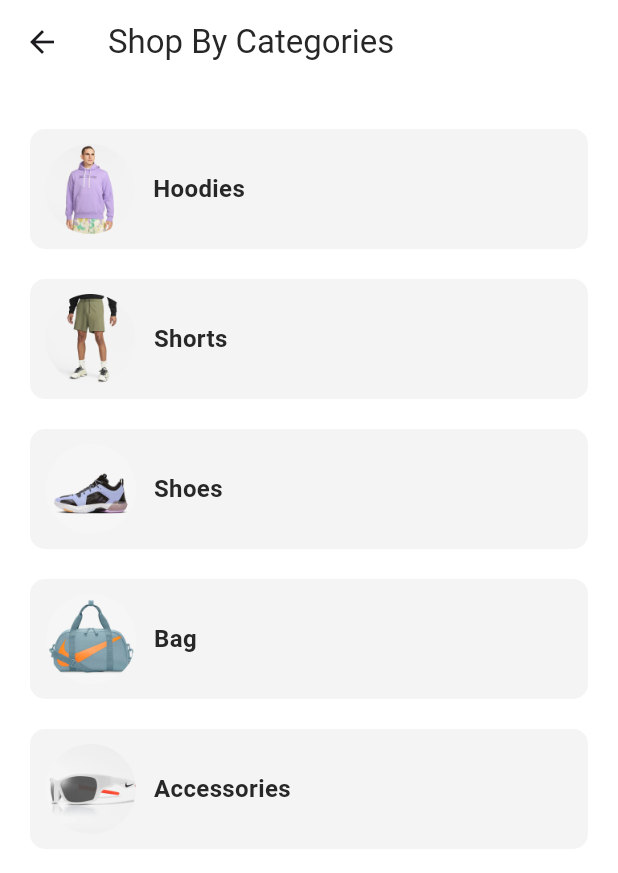
After one commit to Saurabh2513/E-Commerce_app_Flutter, a Flutter app: the screen it shows after launch, after a tap on "See All", on a phone screen of 412 x 824 dp. The commit adds this screen. Shown: the top 873 px of the screen. Run offline on Flutter 3.47's test engine with Material 3 defaults, Android fonts, the phone set to English and light mode, and no system bars; our stand-ins replace font_awesome_flutter, iconsax_flutter.

Commit message:
categorys

```diff
--- /dev/null
+++ b/lib/features/tabs/home/all_category_list.dart
@@ -0,0 +1,138 @@
+import 'package:e_commerce_app/features/tabs/home/category_details.dart';
+import 'package:e_commerce_app/utils/constant.dart';
+import 'package:flutter/cupertino.dart';
+import 'package:flutter/material.dart';
+
+class AllCategoryList extends StatelessWidget {
+  const AllCategoryList({super.key});
+
+  @override
+  Widget build(BuildContext context) {
+    return Scaffold(
+      backgroundColor: whiteCOlor,
+      appBar: AppBar(
+        backgroundColor: whiteCOlor,
+        title: const Text(
+          "Shop By Categories",
+          style: TextStyle(
+            fontWeight: FontWeight.w400,
+            color: TextFiledTextColor,
+          ),
+        ),
+      ),
+      body: Padding(
+        padding: EdgeInsets.all(20.0),
+        child: Column(
+          children: [
+            CategoryItemList(
+              imagePath: 'assets/images/categories/cate_1.png',
+              label: 'Hoodies',
+              onTap: () {
+                Navigator.push(
+                  context,
+                  CupertinoPageRoute(
+                    builder: (context) => CategoryDetailsItem(),
+                  ),
+                );
+              },
+            ),
+              CategoryItemList(
+              imagePath: 'assets/images/categories/cate_2.png',
+              label: 'Shorts',
+              onTap: () {
+                Navigator.push(
+                  context,
+                  CupertinoPageRoute(
+                    builder: (context) => CategoryDetailsItem(),
+                  ),
+                );
+              },
+            ),
+              CategoryItemList(
+              imagePath: 'assets/images/categories/cate_3.png',
+              label: 'Shoes',
+              onTap: () {
+                Navigator.push(
+                  context,
+                  CupertinoPageRoute(
+                    builder: (context) => CategoryDetailsItem(),
+                  ),
+                );
+              },
+            ),
+              CategoryItemList(
+              imagePath: 'assets/images/categories/cate_4.png',
+              label: 'Bag',
+              onTap: () {
+                Navigator.push(
+                  context,
+                  CupertinoPageRoute(
+                    builder: (context) => CategoryDetailsItem(),
+                  ),
+                );
+              },
+            ),
+             CategoryItemList(
+              imagePath: 'assets/images/categories/cate_5.png',
+              label: 'Accessories',
+              onTap: () {
+                Navigator.push(
+                  context,
+                  CupertinoPageRoute(
+                    builder: (context) => CategoryDetailsItem(),
+                  ),
+                );
+              },
+            ),
+          ],
+        ),
+      ),
+    );
+  }
+}
+
+class CategoryItemList extends StatelessWidget {
+  final String imagePath;
+  final String label;
+  final VoidCallback? onTap;
+  const CategoryItemList(
+      {super.key, required this.imagePath, required this.label, this.onTap});
+
+  @override
+  Widget build(BuildContext context) {
+    return GestureDetector(
+      onTap: onTap,
+      child: Container(
+        width: MediaQuery.of(context).size.width,
+        margin: EdgeInsets.symmetric(vertical: 10),
+        padding: EdgeInsets.symmetric(horizontal: 10, vertical: 10),
+        decoration: BoxDecoration(
+          color: textFiledColor,
+          borderRadius: BorderRadius.circular(10.0),
+        ),
+        child: Row(
+          children: [
+            ClipRRect(
+              borderRadius: BorderRadius.circular(10.0),
+              child: Image.asset(
+                imagePath,
+                height: 60,
+                fit: BoxFit.fill,
+              ),
+            ),
+            const SizedBox(width: 12),
+            Text(
+              label,
+              style: TextStyle(
+                color: TextFiledTextColor,
+                fontSize: 16,
+                fontWeight: FontWeight.w600,
+
+              ),
+            )
+          ],
+        ),
+      ),
+    );
+  }
+}
--- a/lib/features/tabs/home/home_screen.dart
+++ b/lib/features/tabs/home/home_screen.dart
@@ -1,3 +1,4 @@
+import 'package:e_commerce_app/features/tabs/home/all_category_list.dart';
 import 'package:e_commerce_app/utils/constant.dart';
 import 'package:flutter/cupertino.dart';
 import 'package:flutter/material.dart';
@@ -8,7 +9,7 @@ class HomeScreen extends StatelessWidget {
 
   @override
   Widget build(BuildContext context) {
-    return const Scaffold(
+    return  Scaffold(
       backgroundColor: whiteCOlor,
       body: SafeArea(
         child: SingleChildScrollView(
@@ -23,6 +24,13 @@ class HomeScreen extends StatelessWidget {
                 titel: 'Categories',
                 seeAll: true,
                 child: CategoriesSection(),
+                onSeeAllPressed: () {
+                  Navigator.push(
+                    context,
+                    CupertinoPageRoute(
+                      builder: (context) => const AllCategoryList(),
+                    ));
+                },
               ),
               const SizedBox(height: 24),
               const Section(
@@ -178,12 +186,13 @@ class Section extends StatelessWidget {
   final String titel;
   final bool seeAll;
   final Widget child;
-
+  final VoidCallback? onSeeAllPressed;
   const Section(
       {super.key,
       required this.titel,
       required this.seeAll,
-      required this.child});
+      required this.child,
+      this.onSeeAllPressed});
 
   @override
   Widget build(BuildContext context) {
@@ -195,17 +204,20 @@ class Section extends StatelessWidget {
           children: [
             Text(
               titel,
-              style: TextStyle(
+              style: const TextStyle(
                 fontSize: 20,
                 fontWeight: FontWeight.bold,
               ),
             ),
             if (seeAll)
-              Text(
-                'See All',
-                style: TextStyle(
-                  fontSize: 15,
-                  fontWeight: FontWeight.bold,
+               GestureDetector(
+                onTap: onSeeAllPressed,
+                child: const Text(
+                  'See All',
+                  style: TextStyle(
+                    fontSize: 15,
+                    fontWeight: FontWeight.bold,
+                  ),
                 ),
               )
           ],
--- a/lib/utils/constant.dart
+++ b/lib/utils/constant.dart
@@ -2,7 +2,6 @@ import 'package:flutter/material.dart';
 
 const Color primaryColor = Color(0xFF9775FA);
 const Color blackColor = Color(0xFF000000);
-// const Color whiteCOlor = Color(0xFFFFFFFF);
-const Color whiteCOlor = Color.fromARGB(255, 215, 230, 224);
+const Color whiteCOlor = Color(0xFFFFFFFF);
 const Color textFiledColor = Color(0xFFF4F4F4);
 const Color TextFiledTextColor = Color(0xFF272727);
```
Also changed, not shown: lib/features/tabs/home/category_details.dart (added, +15 -0 lines).
